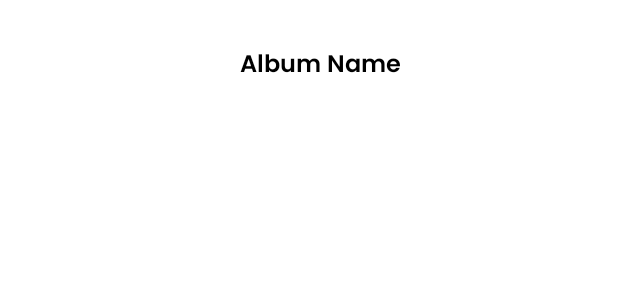
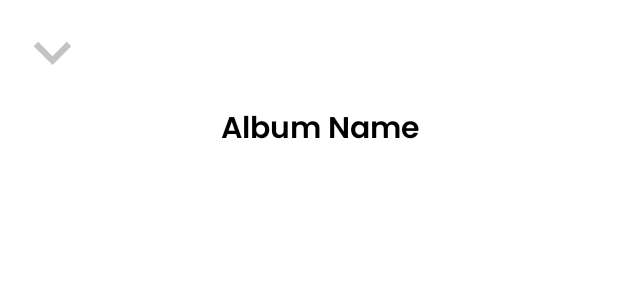
Before and after one commit to skasik/MusicPlayerAndroidApp, an Android app: the layout songlis_bottomsheet.xml on its own in the app's theme, with its tools: preview values and no code run, on a phone screen of 412 x 824 dp. Shown: the top 300 px of the screen. Run offline under Robolectric (Android 15) with nearby library versions, the phone set to English and light mode, and no system bars; network calls fail.

Commit message:
Added dismiss button

```diff
--- a/app/src/main/java/com/asik/musicplayer/AlbumAdapter.java
+++ b/app/src/main/java/com/asik/musicplayer/AlbumAdapter.java
@@ -96,6 +96,11 @@ public class AlbumAdapter extends RecyclerView.Adapter<AlbumAdapter.ViewHolder>
                 BottomSheetBehavior<View> behavior = BottomSheetBehavior.from(bottomSheet);
                 behavior.setState(BottomSheetBehavior.STATE_EXPANDED); // Set the initial state to expanded
 
+                ImageView dismiss = dialog.findViewById(R.id.dismiss);
+                dismiss.setOnClickListener(v1 -> {
+                    dialog.dismiss();
+                });
+
                 TextView albname = dialog.findViewById(R.id.albumName);
                 albname.setSelected(true);
                 albname.setText(albumModel.getName());
--- a/app/src/main/java/com/asik/musicplayer/HomepageActivity.java
+++ b/app/src/main/java/com/asik/musicplayer/HomepageActivity.java
@@ -207,6 +207,11 @@ public class HomepageActivity extends AppCompatActivity {
         View bottomSheet = (View) contentView.getParent();
         BottomSheetBehavior<View> behavior = BottomSheetBehavior.from(bottomSheet);
         behavior.setState(BottomSheetBehavior.STATE_EXPANDED); // Set the initial state to expanded
+
+        ImageView dismiss = dialog.findViewById(R.id.dismiss);
+        dismiss.setOnClickListener(v -> {
+            dialog.dismiss();
+        });
 
         dialog.setOnDismissListener(dialog1 -> {
             isPlayerScreenShown = false;
--- /dev/null
+++ b/app/src/main/res/drawable/dismiss.xml
@@ -0,0 +1,5 @@
+<vector android:height="24dp" android:tint="#000000"
+    android:viewportHeight="24" android:viewportWidth="24"
+    android:width="24dp" xmlns:android="http://schemas.android.com/apk/res/android">
+    <path android:fillColor="@android:color/white" android:pathData="M7.41,8.59L12,13.17l4.59,-4.58L18,10l-6,6 -6,-6 1.41,-1.41z"/>
+</vector>
--- a/app/src/main/res/layout/songlis_bottomsheet.xml
+++ b/app/src/main/res/layout/songlis_bottomsheet.xml
@@ -1,28 +1,41 @@
 <?xml version="1.0" encoding="utf-8"?>
 <LinearLayout xmlns:android="http://schemas.android.com/apk/res/android"
+    xmlns:app="http://schemas.android.com/apk/res-auto"
     android:layout_width="match_parent"
     android:layout_height="wrap_content"
     android:background="@color/white"
     android:gravity="center_horizontal"
     android:minHeight="900dp"
     android:orientation="vertical">
+    <ImageView
+        android:layout_marginTop="10dp"
+        android:layout_marginLeft="10dp"
+        android:layout_width="50dp"
+        android:layout_height="50dp"
+        android:src="@drawable/dismiss"
+        android:layout_gravity="start"
+        app:tint="#C3C3C3"
+        android:id="@+id/dismiss"
+
+        />
 
     <TextView
         android:id="@+id/albumName"
         android:layout_width="match_parent"
         android:layout_height="wrap_content"
         android:layout_marginHorizontal="30dp"
-        android:layout_marginTop="30dp"
+        android:layout_marginTop="10dp"
         android:ellipsize="marquee"
         android:fontFamily="@font/poppins_semibold"
         android:marqueeRepeatLimit="marquee_forever"
         android:paddingStart="15dp"
         android:scrollHorizontally="true"
+        android:layout_marginBottom="20dp"
         android:singleLine="true"
         android:text="Album Name"
         android:textAlignment="center"
         android:textColor="@color/black"
-        android:textSize="16sp" />
+        android:textSize="20sp" />
 
     <ScrollView
         android:layout_width="match_parent"
```
Also changed, not shown: app/src/main/res/layout/playing_music.xml (+13 -1 lines).
